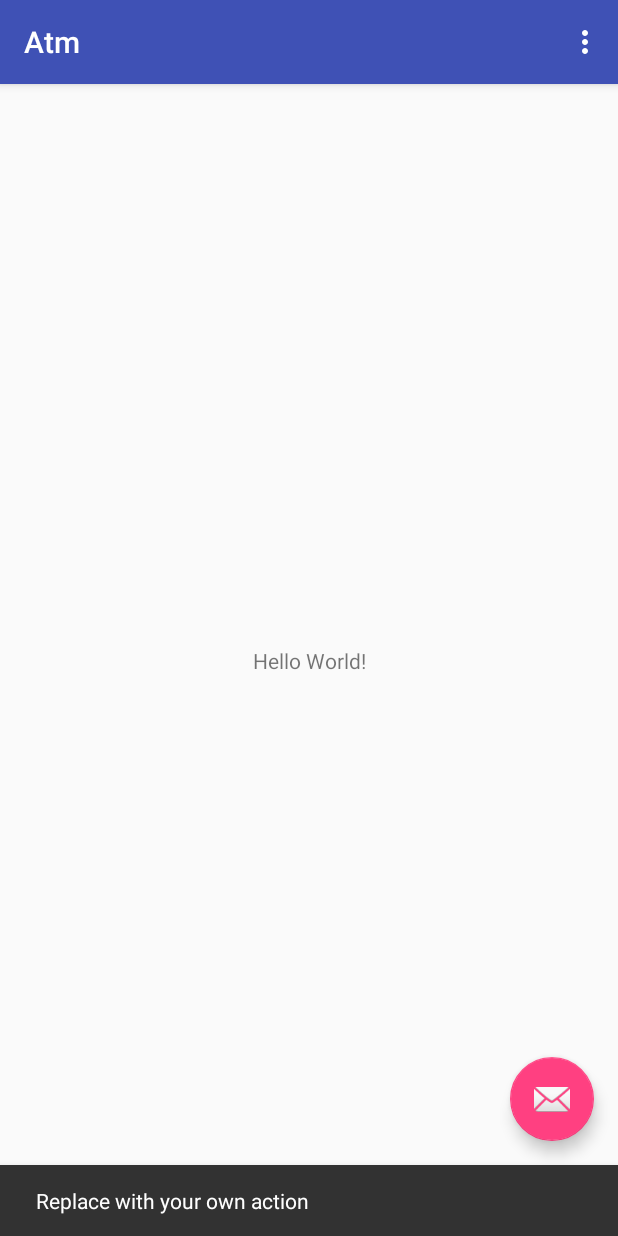
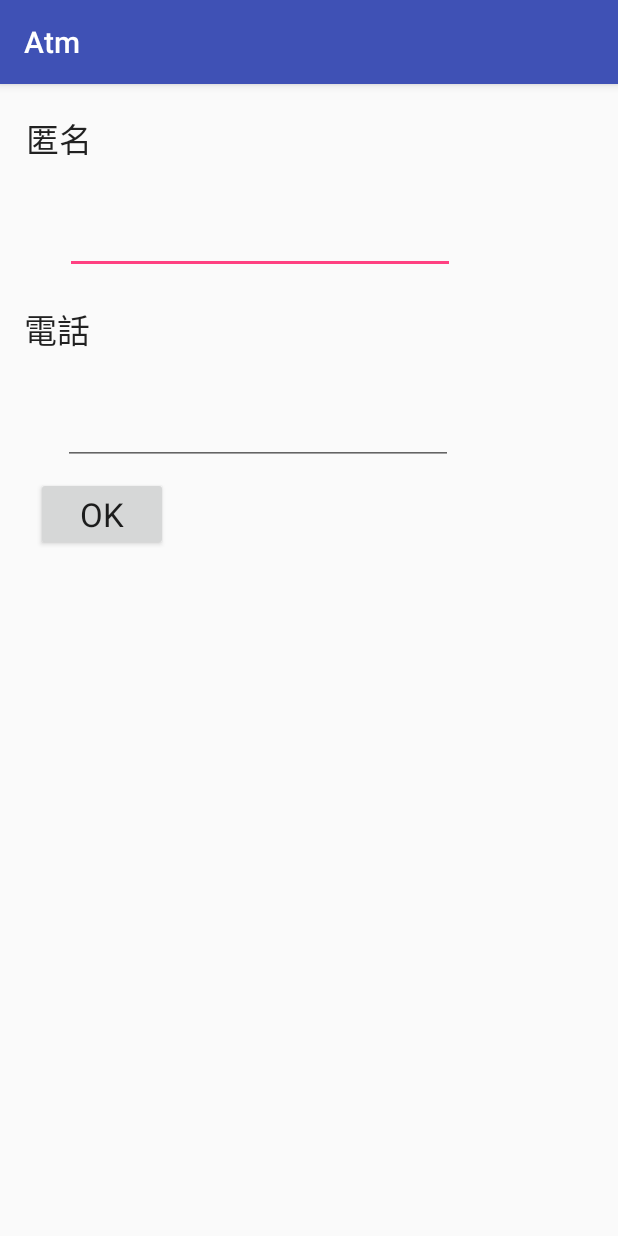
Before and after one commit to YunchinLin/Atm, an Android app: the MainActivity screen opened directly, with no data from a screen before it, after a tap on an icon or button, on a phone screen of 412 x 824 dp. Run offline under Robolectric (Android 15) with nearby library versions, the phone set to English and light mode, and no system bars.

Commit message:
UserInfo, SharedPreference

```diff
--- a/app/src/main/AndroidManifest.xml
+++ b/app/src/main/AndroidManifest.xml
@@ -19,7 +19,8 @@
                 <category android:name="android.intent.category.LAUNCHER" />
             </intent-filter>
         </activity>
-        <activity android:name=".LoginActivity"></activity>
+        <activity android:name=".LoginActivity" />
+        <activity android:name=".UserInfoActivity"></activity>
     </application>
 
 </manifest>
--- /dev/null
+++ b/app/src/main/java/com/bess/atm/UserInfoActivity.java
@@ -0,0 +1,26 @@
+package com.bess.atm;
+
+import android.support.v7.app.AppCompatActivity;
+import android.os.Bundle;
+import android.view.View;
+import android.widget.EditText;
+
+public class UserInfoActivity extends AppCompatActivity {
+
+    @Override
+    protected void onCreate(Bundle savedInstanceState) {
+        super.onCreate(savedInstanceState);
+        setContentView(R.layout.activity_user_info);
+    }
+
+    public void back(View view){
+        EditText edNickname = (EditText) findViewById(R.id.nickname);
+        EditText edPhone = (EditText) findViewById(R.id.phone);
+        String nickname = edNickname.getText().toString();
+        String phone = edPhone.getText().toString();
+        getIntent().putExtra("EXTRA_USERNAME", nickname);
+        getIntent().putExtra("EXTRA_PHONENUM", phone);
+        setResult(RESULT_OK, getIntent());
+        finish();
+    }
+}
--- /dev/null
+++ b/app/src/main/res/layout/activity_user_info.xml
@@ -0,0 +1,72 @@
+<?xml version="1.0" encoding="utf-8"?>
+<android.support.constraint.ConstraintLayout xmlns:android="http://schemas.android.com/apk/res/android"
+    xmlns:app="http://schemas.android.com/apk/res-auto"
+    xmlns:tools="http://schemas.android.com/tools"
+    android:layout_width="match_parent"
+    android:layout_height="match_parent"
+    tools:context="com.bess.atm.UserInfoActivity">
+
+    <TextView
+        android:id="@+id/textView3"
+        android:layout_width="wrap_content"
+        android:layout_height="wrap_content"
+        android:layout_marginBottom="8dp"
+        android:layout_marginLeft="8dp"
+        android:layout_marginRight="8dp"
+        android:layout_marginTop="8dp"
+        android:text="匿名"
+        android:textAppearance="@style/TextAppearance.AppCompat.Large"
+        app:layout_constraintBottom_toBottomOf="parent"
+        app:layout_constraintHorizontal_bias="0.026"
+        app:layout_constraintLeft_toLeftOf="parent"
+        app:layout_constraintRight_toRightOf="parent"
+        app:layout_constraintTop_toTopOf="parent"
+        app:layout_constraintVertical_bias="0.016" />
+
+    <EditText
+        android:id="@+id/nickname"
+        android:layout_width="wrap_content"
+        android:layout_height="wrap_content"
+        android:layout_marginLeft="26dp"
+        android:layout_marginTop="24dp"
+        android:ems="10"
+        android:inputType="textPersonName"
+        android:textAppearance="@style/TextAppearance.AppCompat.Large"
+        app:layout_constraintLeft_toLeftOf="@+id/textView3"
+        app:layout_constraintTop_toBottomOf="@+id/textView3" />
+
+    <TextView
+        android:id="@+id/textView4"
+        android:layout_width="wrap_content"
+        android:layout_height="wrap_content"
+        android:layout_marginLeft="-1dp"
+        android:layout_marginTop="20dp"
+        android:text="電話"
+        android:textAppearance="@style/TextAppearance.AppCompat.Large"
+        app:layout_constraintLeft_toLeftOf="@+id/textView3"
+        app:layout_constraintTop_toBottomOf="@+id/nickname" />
+
+    <EditText
+        android:id="@+id/phone"
+        android:layout_width="wrap_content"
+        android:layout_height="wrap_content"
+        android:ems="10"
+        android:inputType="phone"
+        android:textAppearance="@style/TextAppearance.AppCompat.Large"
+        android:layout_marginTop="24dp"
+        app:layout_constraintTop_toBottomOf="@+id/textView4"
+        android:layout_marginLeft="26dp"
+        app:layout_constraintLeft_toLeftOf="@+id/textView4" />
+
+    <Button
+        android:id="@+id/button"
+        android:layout_width="wrap_content"
+        android:layout_height="wrap_content"
+        android:layout_marginTop="8dp"
+        android:onClick="back"
+        android:text="OK"
+        android:textAppearance="@style/TextAppearance.AppCompat.Large"
+        app:layout_constraintTop_toBottomOf="@+id/phone"
+        android:layout_marginLeft="8dp"
+        app:layout_constraintLeft_toLeftOf="@+id/textView4" />
+</android.support.constraint.ConstraintLayout>
```
Also changed, not shown: app/src/main/java/com/bess/atm/LoginActivity.java (+9 -2 lines), app/src/main/java/com/bess/atm/MainActivity.java (+38 -18 lines), app/src/main/res/layout/activity_login.xml (+7 -7 lines).
